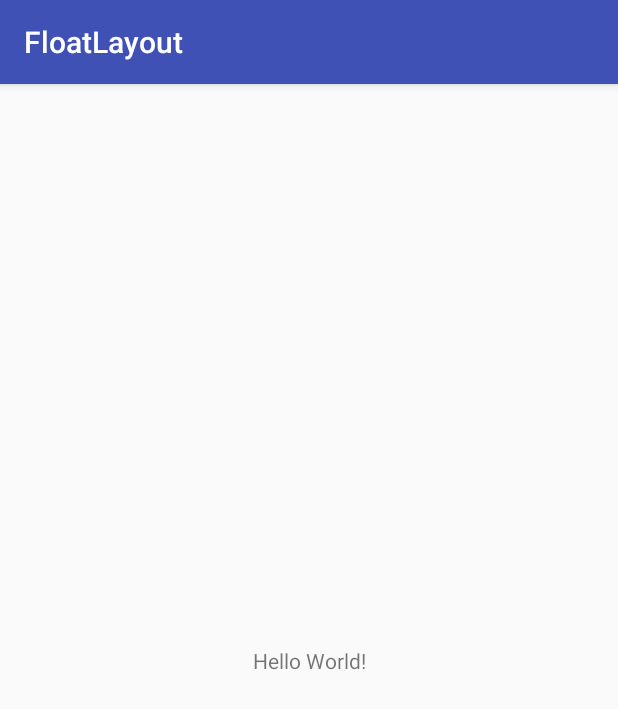
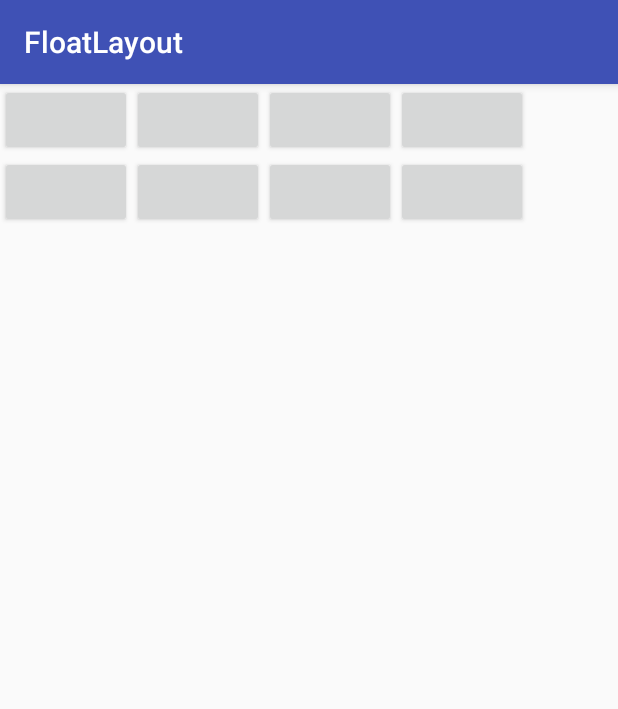
Before and after one commit to Levi-Ackerman/FloatLayout, an Android app: the screen it shows after launch (MainActivity), on a phone screen of 412 x 824 dp. Shown: the top 709 px of the screen. Run offline under Robolectric (Android 15) with nearby library versions, the phone set to English and light mode, and no system bars.

Commit message:
add test activity

```diff
--- a/app/build.gradle
+++ b/app/build.gradle
@@ -30,4 +30,5 @@ dependencies {
     testImplementation 'junit:junit:4.12'
     androidTestImplementation 'com.android.support.test:runner:1.0.1'
     androidTestImplementation 'com.android.support.test.espresso:espresso-core:3.0.1'
+    implementation project(':layout')
 }
--- a/app/src/main/java/com/zxlee/floatlayout/MainActivity.kt
+++ b/app/src/main/java/com/zxlee/floatlayout/MainActivity.kt
@@ -2,11 +2,23 @@ package com.zxlee.floatlayout
 
 import android.support.v7.app.AppCompatActivity
 import android.os.Bundle
+import android.widget.Button
+import com.zxlee.layout.FloatLayout
 
 class MainActivity : AppCompatActivity() {
+    var mFloatLayout: FloatLayout? = null
 
     override fun onCreate(savedInstanceState: Bundle?) {
         super.onCreate(savedInstanceState)
         setContentView(R.layout.activity_main)
+        mFloatLayout = findViewById(R.id.float_layout)
+        mFloatLayout!!.addView(Button(this))
+        mFloatLayout!!.addView(Button(this))
+        mFloatLayout!!.addView(Button(this))
+        mFloatLayout!!.addView(Button(this))
+        mFloatLayout!!.addView(Button(this))
+        mFloatLayout!!.addView(Button(this))
+        mFloatLayout!!.addView(Button(this))
+        mFloatLayout!!.addView(Button(this))
     }
 }
--- a/app/src/main/res/layout/activity_main.xml
+++ b/app/src/main/res/layout/activity_main.xml
@@ -7,13 +7,9 @@
     android:layout_height="match_parent"
     tools:context="com.zxlee.floatlayout.MainActivity">
 
-    <TextView
-        android:layout_width="wrap_content"
-        android:layout_height="wrap_content"
-        android:text="Hello World!"
-        app:layout_constraintBottom_toBottomOf="parent"
-        app:layout_constraintLeft_toLeftOf="parent"
-        app:layout_constraintRight_toRightOf="parent"
-        app:layout_constraintTop_toTopOf="parent"/>
+    <com.zxlee.layout.FloatLayout
+        android:id="@+id/float_layout"
+        android:layout_width="match_parent"
+        android:layout_height="match_parent"/>
 
 </android.support.constraint.ConstraintLayout>
--- a/layout/build.gradle
+++ b/layout/build.gradle
@@ -1,4 +1,5 @@
 apply plugin: 'com.android.library'
+apply plugin: 'kotlin-android'
 
 android {
     compileSdkVersion 26
@@ -31,4 +32,8 @@ dependencies {
     testImplementation 'junit:junit:4.12'
     androidTestImplementation 'com.android.support.test:runner:1.0.1'
     androidTestImplementation 'com.android.support.test.espresso:espresso-core:3.0.1'
+    compile "org.jetbrains.kotlin:kotlin-stdlib-jdk7:$kotlin_version"
 }
+repositories {
+    mavenCentral()
+}
--- /dev/null
+++ b/layout/src/main/java/com/zxlee/layout/FloatLayout.kt
@@ -0,0 +1,71 @@
+package com.zxlee.layout
+
+import android.content.Context
+import android.util.AttributeSet
+import android.view.View
+import android.view.ViewGroup
+
+/**
+ * 根据按钮多少自动换行的ViewGroup
+ */
+class FloatLayout : ViewGroup {
+    private var maxWidth: Int = 0// 可使用的最大宽度
+
+    constructor(context: Context) : super(context) {}
+    constructor(context: Context, attrs: AttributeSet) : super(context, attrs) {}
+    constructor(context: Context, attrs: AttributeSet,
+                defStyle: Int) : super(context, attrs, defStyle) {}
+
+    override fun onMeasure(widthMeasureSpec: Int, heightMeasureSpec: Int) {
+        maxWidth = View.MeasureSpec.getSize(widthMeasureSpec)
+        var containorHeight = 0// 容器的高度,也就是本布局的高度。初始化赋值为0.
+        val count = childCount// 获取该布局内子组件的个数
+        for (i in 0 until count) {
+            val view = getChildAt(i)
+            /**
+             * measure(int widthMeasureSpec,int
+             * heightMeasureSpec)用于设置子组件显示模式.有三个值：<br></br>
+             * MeasureSpec.AT_MOST 该组件可以设置自己的大小,但是最大不能超过其父组件的限定<br></br>
+             * MeasureSpec.EXACTLY 无论该组件设置大小是多少,都只能按照父组件限制的大小来显示<br></br>
+             * MeasureSpec.UNSPECIFIED 该组件不受父组件的限制,可以设置任意大小
+             */
+            view.measure(View.MeasureSpec.UNSPECIFIED, View.MeasureSpec.UNSPECIFIED)
+            // 把每个子组件的高度相加就是该组件要显示的高度。
+            containorHeight += view.measuredHeight
+        }
+        setMeasuredDimension(maxWidth, containorHeight)// onMeasure方法的关键代码,该句设置父容器的大小。
+    }
+
+    override fun onLayout(changed: Boolean, l: Int, t: Int, r: Int, b: Int) {
+        val childCount = childCount// 获取子组件数
+        var row = 1// 子组件行数,初始化赋值为1
+        var left = 0// 子组件的左边“坐标”
+        var right = 0// 子组件的右边“坐标”
+        var top = 0// 子组件的顶部“坐标”
+        var bottom = 0// 子组件的底部“坐标”
+        val p = paddingLeft// 在父组件中设置的padding属性的值,该值显然也会影响到子组件在屏幕的显示位置
+        for (i in 0 until childCount) {
+            val view = getChildAt(i)
+            val width = view.measuredWidth// 测量子组件的宽
+            val height = view.measuredHeight// 测量子组件的高
+            left = p + right// ---------------------------------------------------备注1
+            right = left + width// -----------------------------------------------备注2
+            top = p * row + height * (row - 1)// ---------------------------------备注3
+            bottom = top + height// ----------------------------------------------备注4
+            if (right > maxWidth) {
+                row++
+                left = 0//每次换行后要将子组件左边“坐标”与右边“坐标”重新初始化
+                right = 0
+                left = p + right
+                right = left + width
+                top = p * row + height * (row - 1)
+                bottom = top + height
+            }
+            view.layout(left, top, right, bottom)// 最后按照计算出来的“坐标”将子组件放在父容器内
+        }
+    }
+
+    companion object {
+        private val MARGIN = 5
+    }
+}
```
Also changed, not shown: layout/src/main/java/com/zxlee/layout/FloatLayout.java (deleted, +0 -73 lines), 1 other file.
